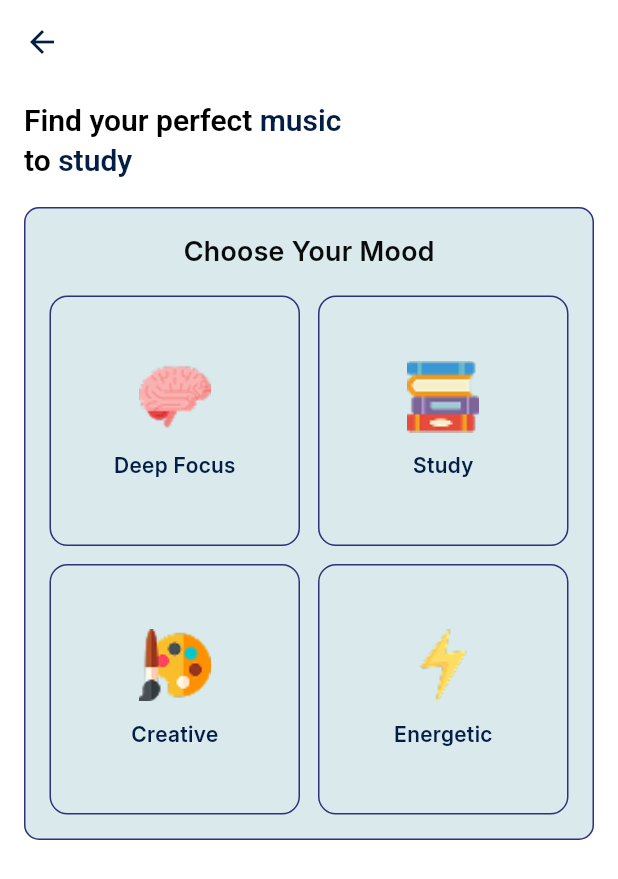
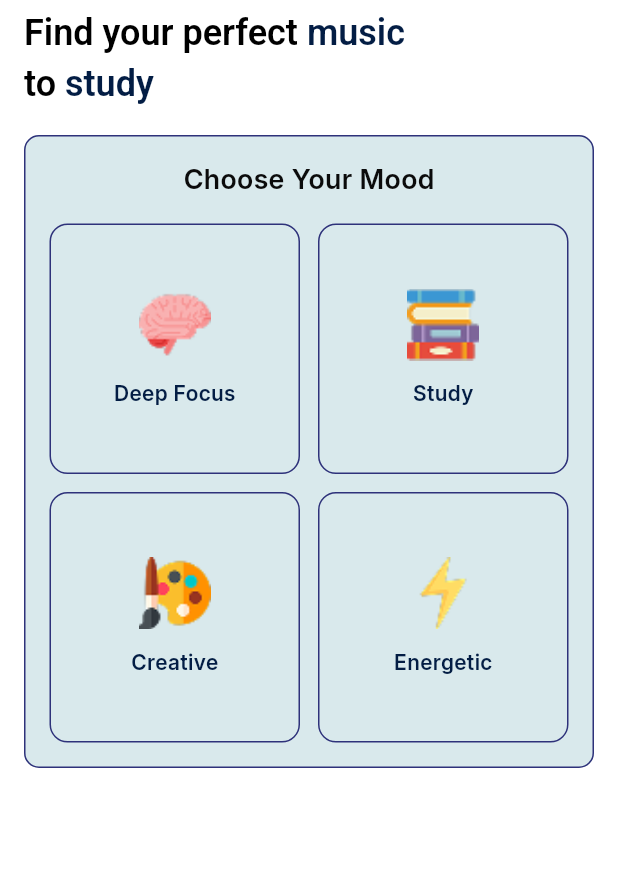
Before and after one commit to HanaKatharine-231401049/StudyMate, a Flutter app: the MoodScreen screen opened directly, on a phone screen of 412 x 824 dp. Shown: the top 879 px of the screen. Run offline on Flutter 3.47's test engine with Material 3 defaults, Android fonts, the phone set to English and light mode, and no system bars; our stand-ins replace cloud_firestore, firebase_auth, firebase_core, fl_chart, google_fonts, google_sign_in and 1 more; accounts and stored records are empty.

Commit message:
style: update font

```diff
--- a/lib/screens/mood_screen.dart
+++ b/lib/screens/mood_screen.dart
@@ -83,26 +83,21 @@ class MoodScreen extends StatelessWidget {
 
   return Scaffold(
     backgroundColor: scheme.background,
-
-      appBar: AppBar(
-        backgroundColor: scheme.background,
-        elevation: 0,
-        title: const Text(''),
-        automaticallyImplyLeading: true,
-        iconTheme: IconThemeData(color: scheme.primary),
-      ),
-
     body: SafeArea(
       child: SingleChildScrollView(
-          padding: const EdgeInsets.symmetric(horizontal: 16, vertical: 12),
+        padding: const EdgeInsets.fromLTRB(16, 0, 16, 16),
         child: Column(
           crossAxisAlignment: CrossAxisAlignment.start,
           children: [
-              // HEADER
+            // HEADER (same style as Pomodoro)
+            Column(
+              crossAxisAlignment: CrossAxisAlignment.start,
+              children: [
+                const SizedBox(height: 8),
                 RichText(
                   text: TextSpan(
                     style: GoogleFonts.montserratAlternates(
-                    fontSize: 20,
+                      fontSize: 24,
                       fontWeight: FontWeight.bold,
                       color: scheme.onBackground,
                     ),
@@ -115,11 +110,11 @@ class MoodScreen extends StatelessWidget {
                     ],
                   ),
                 ),
-              const SizedBox(height: 4),
+                const SizedBox(height: 6),
                 RichText(
                   text: TextSpan(
                     style: GoogleFonts.montserratAlternates(
-                    fontSize: 20,
+                      fontSize: 24,
                       fontWeight: FontWeight.bold,
                       color: scheme.onBackground,
                     ),
@@ -131,6 +126,8 @@ class MoodScreen extends StatelessWidget {
                       ),
                     ],
                   ),
+                ),
+              ],
             ),
 
             const SizedBox(height: 20),
```
Lines whose indentation alone changed are shown as unchanged.
